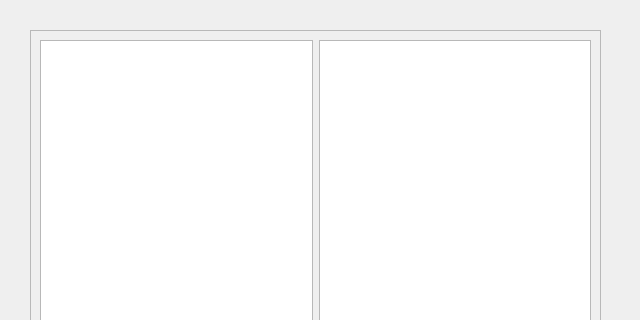
Old version of the form tcc_teste/tcc_teste/mycoursedialog.ui in the repository raquelrasia/tcc; both pictures show x 0 to 640 and y 0 to 320 of the 640 by 480 pixel window.
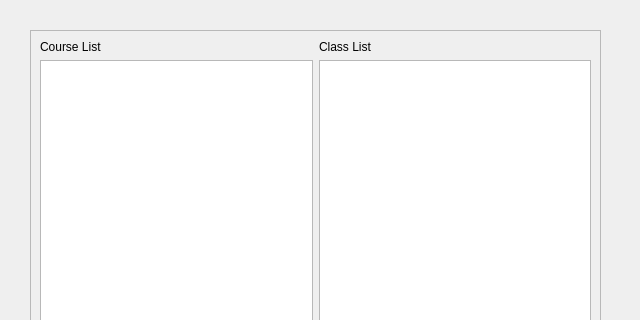
New version of the form.

Diff of the .ui file:
```diff
--- a/tcc_teste/tcc_teste/mycoursedialog.ui
+++ b/tcc_teste/tcc_teste/mycoursedialog.ui
@@ -63,13 +63,27 @@
       <height>321</height>
      </rect>
     </property>
-    <layout class="QHBoxLayout" name="horizontalLayout">
-     <item>
-      <widget class="QListWidget" name="listWidget"/>
-     </item>
-     <item>
+    <layout class="QGridLayout" name="gridLayout">
+     <item row="1" column="1">
       <widget class="QListWidget" name="listWidget_2"/>
      </item>
+     <item row="1" column="0">
+      <widget class="QListWidget" name="listWidget"/>
+     </item>
+     <item row="0" column="0">
+      <widget class="QLabel" name="label">
+       <property name="text">
+        <string>Course List</string>
+       </property>
+      </widget>
+     </item>
+     <item row="0" column="1">
+      <widget class="QLabel" name="label_2">
+       <property name="text">
+        <string>Class List</string>
+       </property>
+      </widget>
+     </item>
     </layout>
    </widget>
   </widget>
```
Left out of the diff: 2 changed lines with no effect on the pictures.
